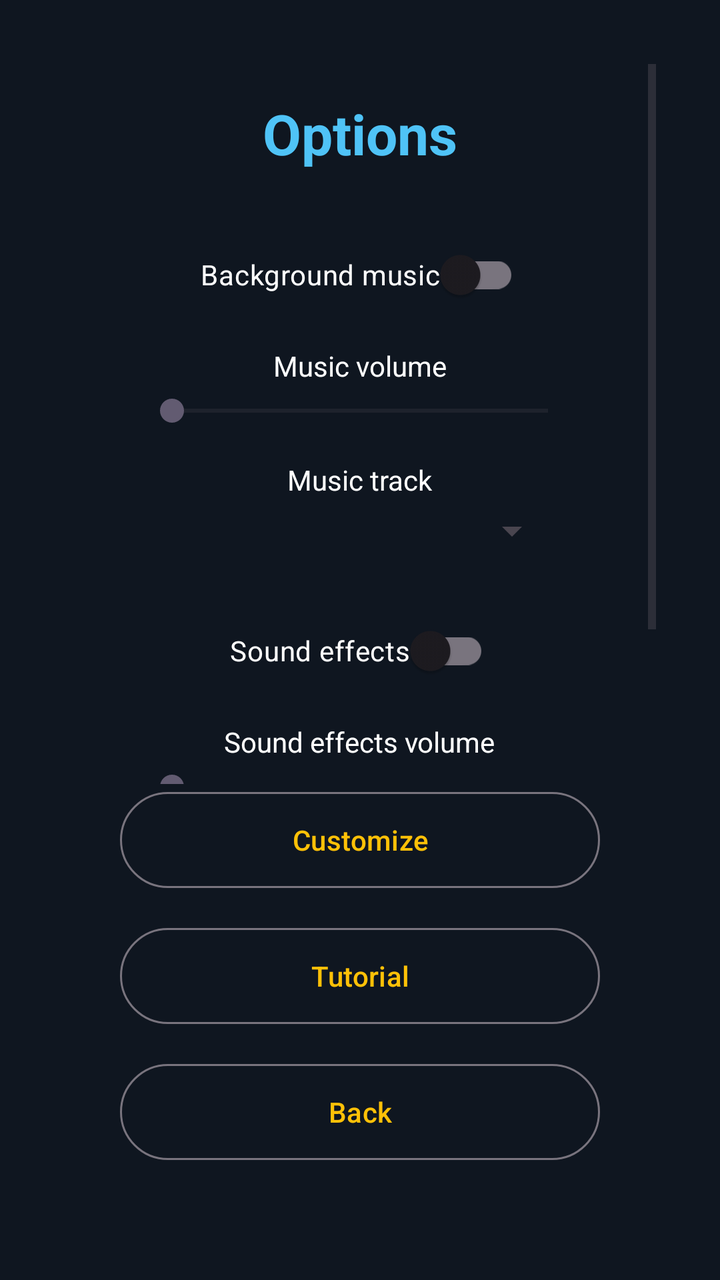
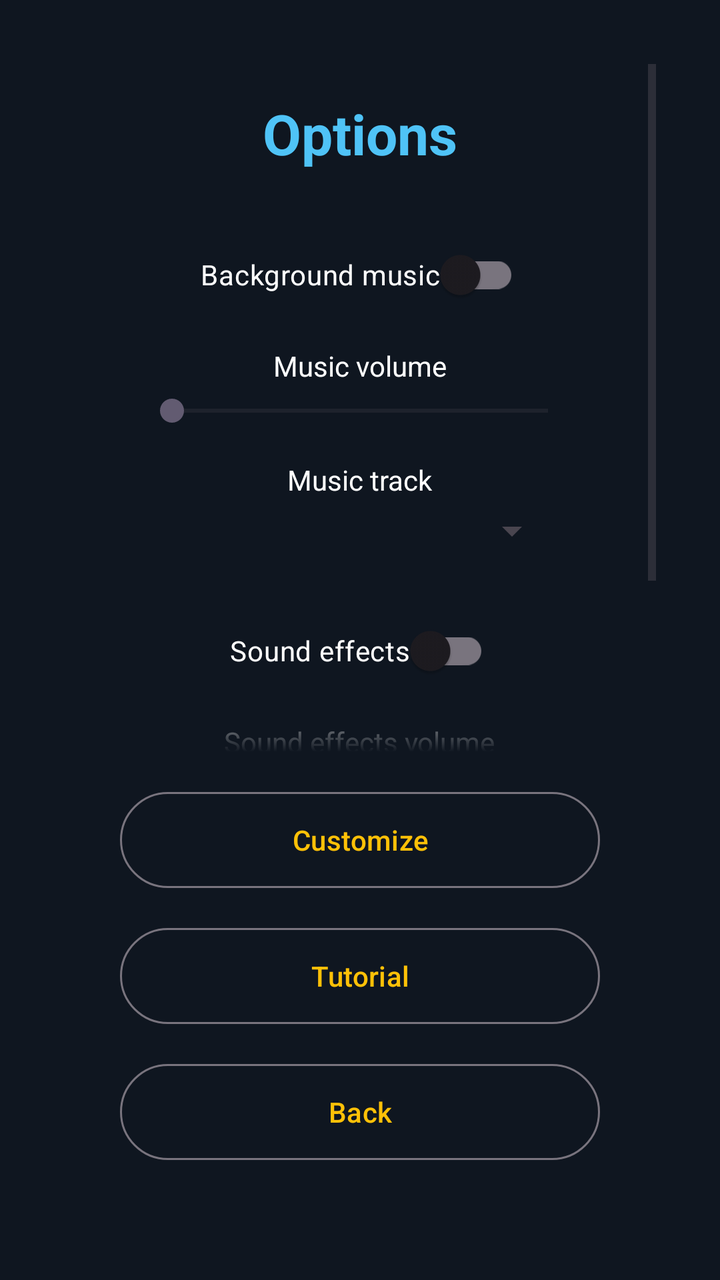

Screens rendered from an Android XML layout before and after an edit, with the pre-edit source and the edit as a unified diff.
<!-- AndroidManifest.xml: activity theme Theme.Balls -->
<!-- res/layout/activity_options.xml -->
<?xml version="1.0" encoding="utf-8"?>
<androidx.constraintlayout.widget.ConstraintLayout xmlns:android="http://schemas.android.com/apk/res/android"
    xmlns:app="http://schemas.android.com/apk/res-auto"
    android:layout_width="match_parent"
    android:layout_height="match_parent"
    android:background="@color/background_dark"
    android:padding="32dp">

    
    <ScrollView
        android:id="@+id/optionsScroll"
        android:layout_width="match_parent"
        android:layout_height="0dp"
        app:layout_constraintTop_toTopOf="parent"
        app:layout_constraintBottom_toTopOf="@id/matchSettingsButton"
        app:layout_constraintStart_toStartOf="parent"
        app:layout_constraintEnd_toEndOf="parent">

        <LinearLayout
            android:layout_width="match_parent"
            android:layout_height="wrap_content"
            android:orientation="vertical"
            android:gravity="center_horizontal">

            <TextView
                android:id="@+id/optionsTitle"
                android:layout_width="wrap_content"
                android:layout_height="wrap_content"
                android:layout_marginTop="16dp"
                android:text="@string/menu_options"
                android:textColor="@color/player_color"
                android:textSize="28sp"
                android:textStyle="bold" />

            <include
                android:id="@+id/soundSettingsPanel"
                layout="@layout/sound_settings_panel"
                android:layout_width="wrap_content"
                android:layout_height="wrap_content"
                android:layout_marginTop="28dp"
                android:layout_marginBottom="16dp" />

        </LinearLayout>
    </ScrollView>

    
    <Button
        android:id="@+id/matchSettingsButton"
        style="?attr/materialButtonOutlinedStyle"
        android:layout_width="240dp"
        android:layout_height="56dp"
        android:layout_marginBottom="12dp"
        android:text="@string/menu_match_settings"
        android:visibility="gone"
        app:layout_constraintBottom_toTopOf="@id/customizeButton"
        app:layout_constraintStart_toStartOf="parent"
        app:layout_constraintEnd_toEndOf="parent" />

    <Button
        android:id="@+id/customizeButton"
        style="?attr/materialButtonOutlinedStyle"
        android:layout_width="240dp"
        android:layout_height="56dp"
        android:layout_marginBottom="12dp"
        android:text="@string/menu_customize"
        app:layout_constraintBottom_toTopOf="@id/tutorialButton"
        app:layout_constraintStart_toStartOf="parent"
        app:layout_constraintEnd_toEndOf="parent" />

    <Button
        android:id="@+id/tutorialButton"
        style="?attr/materialButtonOutlinedStyle"
        android:layout_width="240dp"
        android:layout_height="56dp"
        android:layout_marginBottom="12dp"
        android:text="@string/menu_tutorial"
        app:layout_constraintBottom_toTopOf="@id/backButton"
        app:layout_constraintStart_toStartOf="parent"
        app:layout_constraintEnd_toEndOf="parent" />

    <Button
        android:id="@+id/backButton"
        style="?attr/materialButtonOutlinedStyle"
        android:layout_width="240dp"
        android:layout_height="56dp"
        android:layout_marginBottom="24dp"
        android:text="@string/options_back"
        app:layout_constraintBottom_toBottomOf="parent"
        app:layout_constraintStart_toStartOf="parent"
        app:layout_constraintEnd_toEndOf="parent" />

</androidx.constraintlayout.widget.ConstraintLayout>
<!-- res/layout/sound_settings_panel.xml (included above) -->
<?xml version="1.0" encoding="utf-8"?>
<LinearLayout xmlns:android="http://schemas.android.com/apk/res/android"
    android:layout_width="wrap_content"
    android:layout_height="wrap_content"
    android:orientation="vertical"
    android:gravity="center_horizontal">

    <com.google.android.material.switchmaterial.SwitchMaterial
        android:id="@+id/musicSwitch"
        android:layout_width="wrap_content"
        android:layout_height="wrap_content"
        android:text="@string/menu_music_label"
        android:textColor="@color/hud_text" />

    <TextView
        android:id="@+id/musicVolumeLabel"
        android:layout_width="wrap_content"
        android:layout_height="wrap_content"
        android:layout_marginTop="12dp"
        android:text="@string/menu_music_volume_label"
        android:textColor="@color/hud_text"
        android:textSize="14sp" />

    <SeekBar
        android:id="@+id/musicVolumeSeekBar"
        android:layout_width="220dp"
        android:layout_height="wrap_content"
        android:layout_marginTop="4dp"
        android:max="100"
        android:min="0" />

    <TextView
        android:id="@+id/musicTrackLabel"
        android:layout_width="wrap_content"
        android:layout_height="wrap_content"
        android:layout_marginTop="16dp"
        android:text="@string/menu_music_track_label"
        android:textColor="@color/hud_text"
        android:textSize="14sp" />

    <Spinner
        android:id="@+id/musicTrackSpinner"
        android:layout_width="200dp"
        android:layout_height="wrap_content"
        android:layout_marginTop="4dp" />

    <com.google.android.material.switchmaterial.SwitchMaterial
        android:id="@+id/sfxSwitch"
        android:layout_width="wrap_content"
        android:layout_height="wrap_content"
        android:layout_marginTop="24dp"
        android:text="@string/menu_sfx_label"
        android:textColor="@color/hud_text" />

    <TextView
        android:id="@+id/sfxVolumeLabel"
        android:layout_width="wrap_content"
        android:layout_height="wrap_content"
        android:layout_marginTop="12dp"
        android:text="@string/menu_sfx_volume_label"
        android:textColor="@color/hud_text"
        android:textSize="14sp" />

    <SeekBar
        android:id="@+id/sfxVolumeSeekBar"
        android:layout_width="220dp"
        android:layout_height="wrap_content"
        android:layout_marginTop="4dp"
        android:max="100"
        android:min="0" />

    <com.google.android.material.switchmaterial.SwitchMaterial
        android:id="@+id/vibrationSwitch"
        android:layout_width="wrap_content"
        android:layout_height="wrap_content"
        android:layout_marginTop="24dp"
        android:text="@string/menu_vibration_label"
        android:textColor="@color/hud_text" />

</LinearLayout>
<!-- resources referenced by this layout -->
<resources>
  <color name="background_dark">#0F1620</color>
  <color name="hud_text">#FFFFFF</color>
  <color name="player_color">#4FC3F7</color>
  <string name="menu_customize">Customize</string>
  <string name="menu_match_settings">Match Settings</string>
  <string name="menu_music_label">Background music</string>
  <string name="menu_music_track_label">Music track</string>
  <string name="menu_music_volume_label">Music volume</string>
  <string name="menu_options">Options</string>
  <string name="menu_sfx_label">Sound effects</string>
  <string name="menu_sfx_volume_label">Sound effects volume</string>
  <string name="menu_tutorial">Tutorial</string>
  <string name="menu_vibration_label">Vibration</string>
  <string name="options_back">Back</string>
  <style name="Theme.Balls" parent="Theme.Material3.DayNight.NoActionBar">
          <item name="colorPrimary">@color/accent</item>
          <item name="android:statusBarColor">@color/background_dark</item>
          <item name="android:windowBackground">@color/background_dark</item>
          
          <item name="android:navigationBarColor">@color/background_dark</item>
          <item name="android:windowLightStatusBar">false</item>
          <item name="android:windowLightNavigationBar" tools:targetApi="27">false</item>
      </style>
  <color name="accent">#FFC107</color>
</resources>

<!-- the commit's change to res/layout/activity_options.xml (unified diff, before → after) -->
@@ -11,6 +11,9 @@
         android:id="@+id/optionsScroll"
         android:layout_width="match_parent"
         android:layout_height="0dp"
+        android:layout_marginBottom="16dp"
+        android:fadingEdgeLength="32dp"
+        android:requiresFadingEdge="vertical"
         app:layout_constraintTop_toTopOf="parent"
         app:layout_constraintBottom_toTopOf="@id/matchSettingsButton"
         app:layout_constraintStart_toStartOf="parent"
